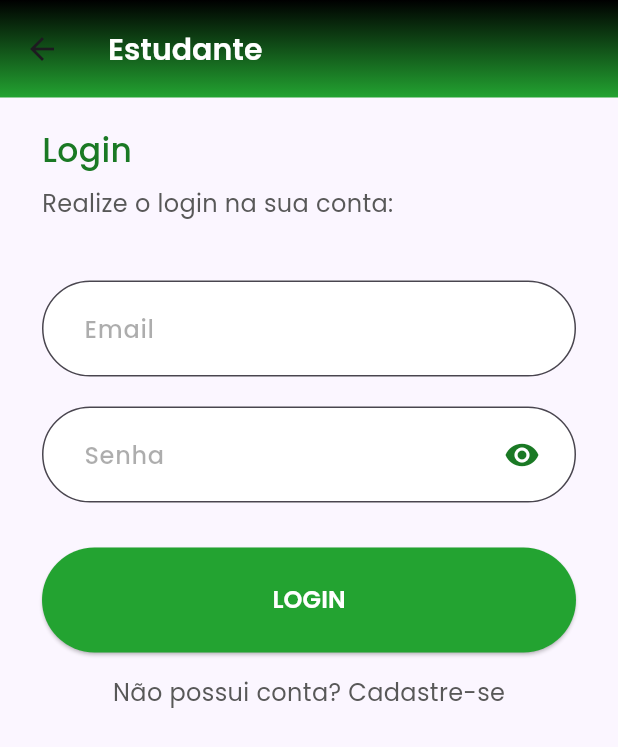
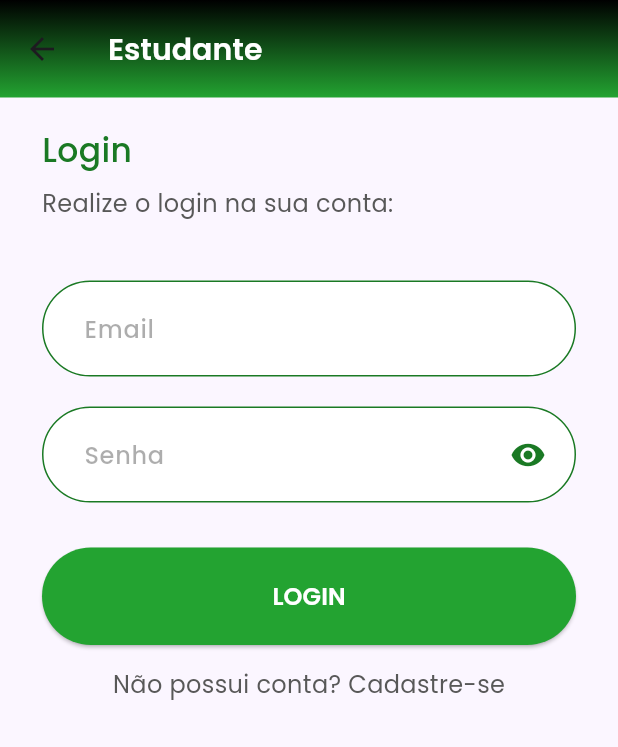
Before and after one commit to talessoares/estagiou, a Flutter app: the AuthStudent screen opened directly, on a phone screen of 412 x 824 dp. Shown: the top 747 px of the screen. Run offline on Flutter 3.47's test engine with Material 3 defaults, Android fonts, the light colour scheme and no system bars; our stand-ins replace google_sign_in.

Commit message:
refactor: :recycle: Últimos ajustes
Últimos ajustes, padding, cor da borda do input text e tamanho do botão alterados

```diff
--- a/front/lib/auth/view/auth_student.dart
+++ b/front/lib/auth/view/auth_student.dart
@@ -95,8 +95,8 @@ class _AuthStudentState extends State<AuthStudent> {
                             ),
                             contentPadding:
                                 const EdgeInsetsDirectional.fromSTEB(
-                                    24, 24, 12, 16),
-                            border: OutlineInputBorder(
+                                    24, 24, 24, 16),
+                            enabledBorder: OutlineInputBorder(
                               borderSide:
                                   const BorderSide(color: Color(0xFF1A7924)),
                               borderRadius: BorderRadius.circular(50),
@@ -124,7 +124,7 @@ class _AuthStudentState extends State<AuthStudent> {
                             contentPadding:
                                 const EdgeInsetsDirectional.fromSTEB(
                                     24, 24, 12, 16),
-                          border: OutlineInputBorder(
+                            enabledBorder: OutlineInputBorder(
                               borderSide:
                                   const BorderSide(color: Color(0xFF1A7924)),
                               borderRadius: BorderRadius.circular(50),
@@ -134,7 +134,7 @@ class _AuthStudentState extends State<AuthStudent> {
                               borderRadius: BorderRadius.circular(20),
                             ),
                             suffixIcon: IconButton(
-                            padding: EdgeInsetsDirectional.only(end: 24),
+                              padding: EdgeInsetsDirectional.symmetric(vertical: 0, horizontal: 20),
                               onPressed: () {
                                 setState(() {
                                   _obscureText = !_obscureText;
@@ -148,8 +148,7 @@ class _AuthStudentState extends State<AuthStudent> {
                               ),
                             ),
                             fillColor: Colors.white,
-                          filled: true
-                        ),
+                            filled: true),
                       ),
                       const SizedBox(height: 30),
                       ElevatedButton(
@@ -164,16 +163,15 @@ class _AuthStudentState extends State<AuthStudent> {
                           backgroundColor: Color(0xFF23A331),
                         ),
                         child: const SizedBox(
-                          height: 70,
+                          height: 65,
                           child: Center(
                             child: Text(
                               'LOGIN',
-                              style: TextStyle (
+                              style: TextStyle(
                                   color: Colors.white,
                                   fontFamily: 'Poppins',
                                   fontWeight: FontWeight.w600,
-                                fontSize: 16
-                              ),
+                                  fontSize: 16),
                             ),
                           ),
                         ),
```
Lines whose indentation alone changed are shown as unchanged.
